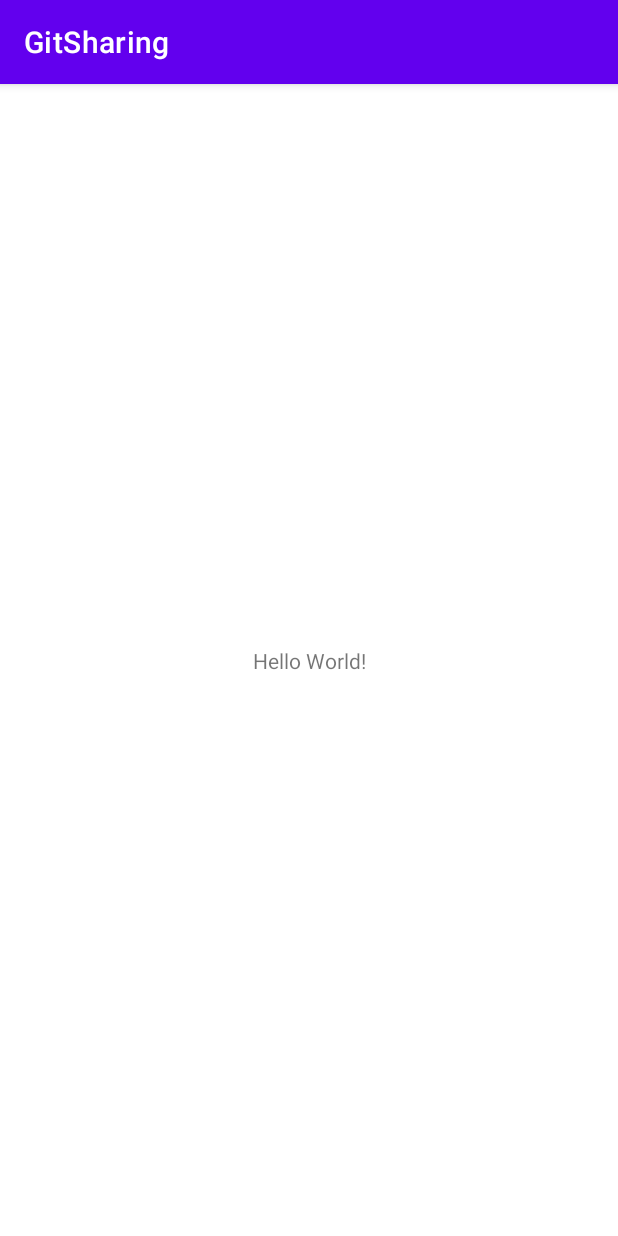
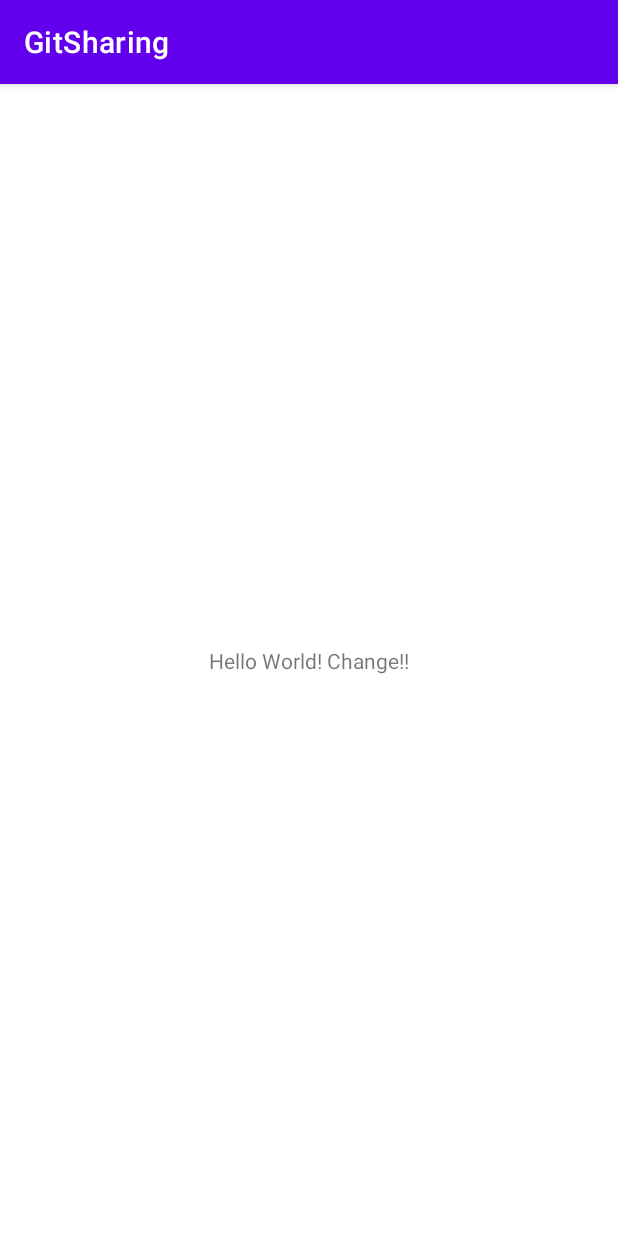
Before and after one commit to yeonseonkim/GitSharing2, an Android app: the screen it shows after launch (MainActivity), on a phone screen of 412 x 824 dp. Run offline under Robolectric (Android 15) with nearby library versions, the phone set to English and light mode, and no system bars.

Commit message:
1. 내가 언니한테 보냄.

```diff
--- a/app/src/main/res/layout/activity_main.xml
+++ b/app/src/main/res/layout/activity_main.xml
@@ -9,7 +9,7 @@
     <TextView
         android:layout_width="wrap_content"
         android:layout_height="wrap_content"
-        android:text="Hello World!"
+        android:text="Hello World! Change!!"
         app:layout_constraintBottom_toBottomOf="parent"
         app:layout_constraintLeft_toLeftOf="parent"
         app:layout_constraintRight_toRightOf="parent"
```
